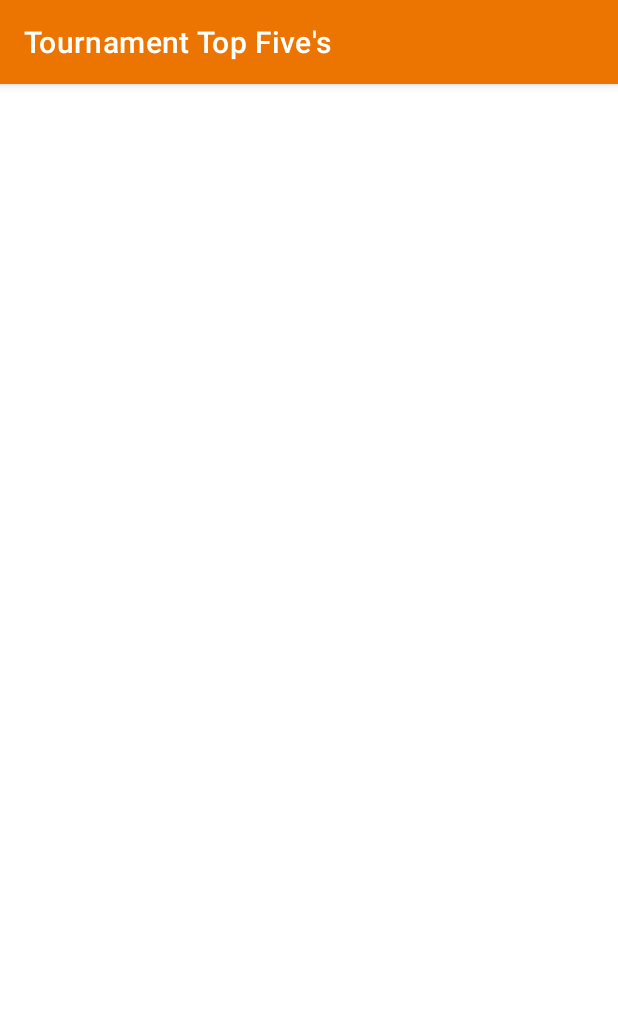
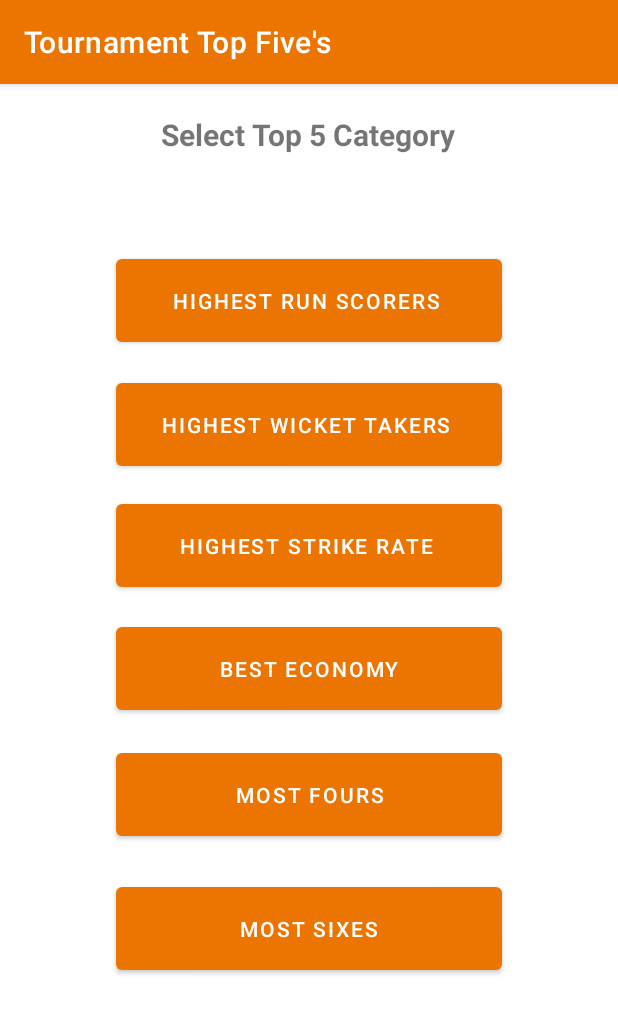
Before and after one commit to sarthak-nik/CTMSnew, an Android app: the TopFives screen opened directly, with no data from a screen before it, on a phone screen of 412 x 824 dp. Shown: the top 1014 px of the screen. Run offline under Robolectric (Android 15) with nearby library versions, the phone set to English and light mode, and no system bars; 10 statements that could not run were skipped.

Commit message:
top5 added

```diff
--- a/app/src/main/res/layout/activity_top_fives.xml
+++ b/app/src/main/res/layout/activity_top_fives.xml
@@ -6,4 +6,85 @@
     android:layout_height="match_parent"
     tools:context=".TopFives">
 
+    <TextView
+        android:id="@+id/textView4"
+        android:layout_width="wrap_content"
+        android:layout_height="wrap_content"
+        android:text="Select Top 5 Category"
+        android:textSize="20sp"
+        android:textStyle="bold"
+        app:layout_constraintBottom_toBottomOf="parent"
+        app:layout_constraintEnd_toEndOf="parent"
+        app:layout_constraintHorizontal_bias="0.497"
+        app:layout_constraintStart_toStartOf="parent"
+        app:layout_constraintTop_toTopOf="parent"
+        app:layout_constraintVertical_bias="0.027" />
+
+    <Button
+        android:id="@+id/hRunScorer"
+        android:layout_width="257dp"
+        android:layout_height="67dp"
+        android:text="Highest Run Scorers "
+        app:layout_constraintBottom_toBottomOf="parent"
+        app:layout_constraintEnd_toEndOf="parent"
+        app:layout_constraintStart_toStartOf="parent"
+        app:layout_constraintTop_toBottomOf="@+id/textView4"
+        app:layout_constraintVertical_bias="0.097" />
+
+    <Button
+        android:id="@+id/hWickTaker"
+        android:layout_width="257dp"
+        android:layout_height="67dp"
+        android:text="Highest Wicket Takers "
+        app:layout_constraintBottom_toBottomOf="parent"
+        app:layout_constraintEnd_toEndOf="parent"
+        app:layout_constraintStart_toStartOf="parent"
+        app:layout_constraintTop_toBottomOf="@+id/hRunScorer"
+        app:layout_constraintVertical_bias="0.029"
+        tools:ignore="TextContrastCheck" />
+
+    <Button
+        android:id="@+id/hStrikeRate"
+        android:layout_width="257dp"
+        android:layout_height="67dp"
+        android:text="Highest Strike Rate "
+        app:layout_constraintBottom_toBottomOf="parent"
+        app:layout_constraintEnd_toEndOf="parent"
+        app:layout_constraintStart_toStartOf="parent"
+        app:layout_constraintTop_toBottomOf="@+id/hWickTaker"
+        app:layout_constraintVertical_bias="0.03" />
+
+    <Button
+        android:id="@+id/hEconomy"
+        android:layout_width="257dp"
+        android:layout_height="67dp"
+        android:text="Best Economy"
+        app:layout_constraintBottom_toBottomOf="parent"
+        app:layout_constraintEnd_toEndOf="parent"
+        app:layout_constraintStart_toStartOf="parent"
+        app:layout_constraintTop_toBottomOf="@+id/hStrikeRate"
+        app:layout_constraintVertical_bias="0.04" />
+
+    <Button
+        android:id="@+id/hFours"
+        android:layout_width="257dp"
+        android:layout_height="67dp"
+        android:text="Most Fours"
+        app:layout_constraintBottom_toBottomOf="parent"
+        app:layout_constraintEnd_toEndOf="parent"
+        app:layout_constraintStart_toStartOf="parent"
+        app:layout_constraintTop_toBottomOf="@+id/hEconomy"
+        app:layout_constraintVertical_bias="0.061" />
+
+    <Button
+        android:id="@+id/hSixes"
+        android:layout_width="257dp"
+        android:layout_height="67dp"
+        android:text="Most Sixes"
+        app:layout_constraintBottom_toBottomOf="parent"
+        app:layout_constraintEnd_toEndOf="parent"
+        app:layout_constraintStart_toStartOf="parent"
+        app:layout_constraintTop_toBottomOf="@+id/hFours"
+        app:layout_constraintVertical_bias="0.114" />
+
 </androidx.constraintlayout.widget.ConstraintLayout>
```
Also changed, not shown: app/src/main/java/com/anusarwant/ctms/TopFives.java (+204 -0 lines).
